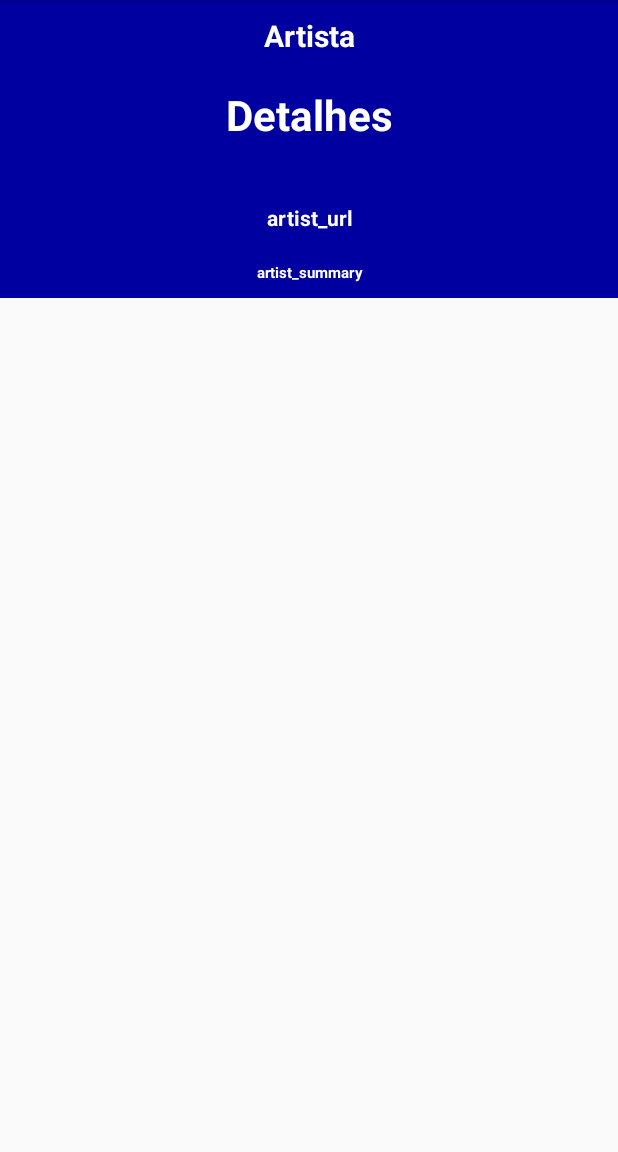
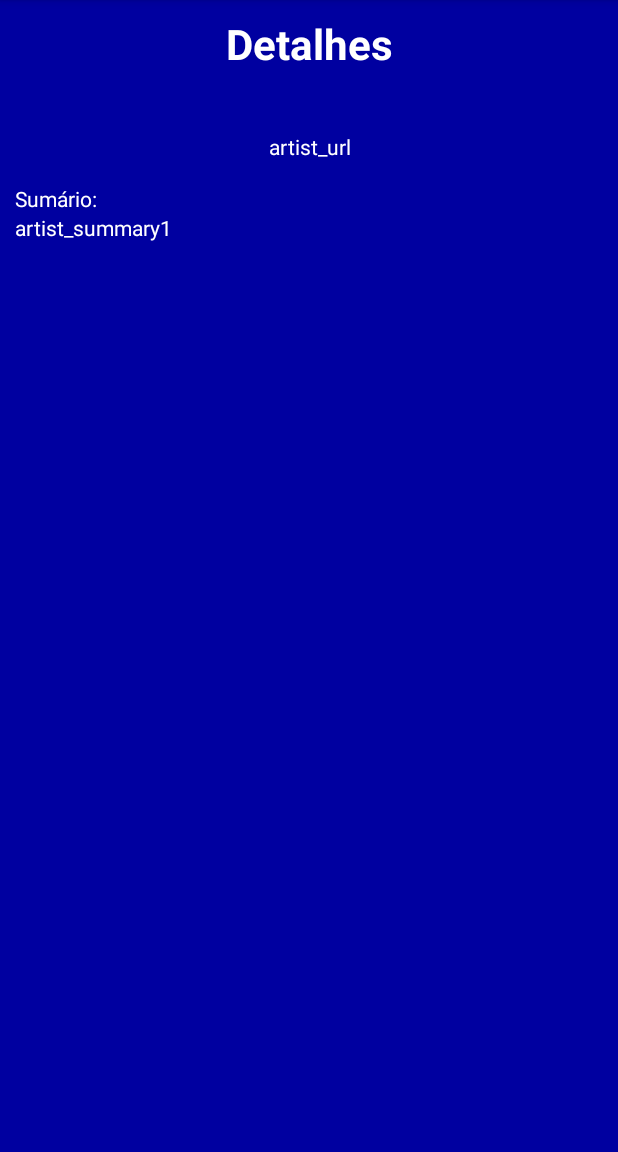
Before and after one commit to luisneiva/CMU, an Android app: the ArtistDetails screen opened directly, with no data from a screen before it, on a phone screen of 412 x 824 dp, the part 84-1236 px from its top. Run offline under Robolectric (Android 15) with nearby library versions, the phone set to English and light mode, and no system bars; 5 statements that could not run were skipped.

```diff
--- a/app/src/main/java/pt/ipp/estgf/nnmusicdroid/ArtistDetails.java
+++ b/app/src/main/java/pt/ipp/estgf/nnmusicdroid/ArtistDetails.java
@@ -2,6 +2,7 @@ package pt.ipp.estgf.nnmusicdroid;
 
 import android.support.v7.app.ActionBarActivity;
 import android.os.Bundle;
+import android.text.util.Linkify;
 import android.view.Menu;
 import android.view.MenuItem;
 import android.widget.ImageView;
@@ -51,11 +52,12 @@ public class ArtistDetails extends ActionBarActivity {
 
         //Lista a imagem do artista
         ImageView image = (ImageView)findViewById(R.id.artist_image);
-        new ImageLoaderTask(image).execute(this.artist.getImageMedium());
+        new ImageLoaderTask(image).execute(this.artist.getImageLarge());
 
         //Lista o URL do artista
         TextView url = (TextView)findViewById(R.id.artist_url);
         url.setText(this.artist.getUrl());
+        Linkify.addLinks(url, Linkify.ALL);
 
         //Lista o sumário do artista
         TextView sumario = (TextView)findViewById(R.id.artist_summary);
--- a/app/src/main/java/pt/ipp/estgf/nnmusicdroid/MusicDetails.java
+++ b/app/src/main/java/pt/ipp/estgf/nnmusicdroid/MusicDetails.java
@@ -2,6 +2,7 @@ package pt.ipp.estgf.nnmusicdroid;
 
 import android.support.v7.app.ActionBarActivity;
 import android.os.Bundle;
+import android.text.util.Linkify;
 import android.view.Menu;
 import android.view.MenuItem;
 import android.widget.ImageView;
@@ -68,6 +69,7 @@ public class MusicDetails extends ActionBarActivity {
         //Detalhes - URL
         TextView url = (TextView) findViewById(R.id.music_url);
         url.setText(track.getUrl());
+        Linkify.addLinks(url, Linkify.ALL);
 
         //Detalhes - duração da musica
         TextView musicDuration = (TextView) findViewById(R.id.music_duration);
--- a/app/src/main/res/layout/activity_artist_details.xml
+++ b/app/src/main/res/layout/activity_artist_details.xml
@@ -1,8 +1,3 @@
-<ScrollView xmlns:android="http://schemas.android.com/apk/res/android"
-    android:id="@+id/ScrollView01"
-    android:layout_width="fill_parent"
-    android:layout_height="fill_parent">
-
 <LinearLayout xmlns:android="http://schemas.android.com/apk/res/android"
         android:layout_width="match_parent"
         android:layout_height="match_parent"
@@ -15,16 +10,20 @@
             android:background="#0000A0"
             android:orientation="vertical">
 
+<!--
             <TextView
                 android:id="@+id/artist_details_title"
                 android:layout_width="match_parent"
                 android:layout_height="wrap_content"
-                android:gravity="center_horizontal"
-                android:padding="10dip"
+                android:layout_marginBottom="10dp"
+                android:layout_marginLeft="10dp"
+                android:layout_marginRight="10dp"
+                android:layout_marginTop="10dp"
+                android:gravity="center"
                 android:text="@string/artist_title"
                 android:textColor="#FFFFFF"
-                android:textSize="20sp"
-                android:textStyle="bold" />
+                android:textSize="28sp"
+                android:textStyle="bold" />-->
 
             <TextView
                 android:id="@+id/artist_name"
@@ -43,20 +42,20 @@
             <LinearLayout
                 android:layout_width="match_parent"
                 android:layout_height="wrap_content"
-                android:gravity="center">
+                android:gravity="center"
+                android:orientation="vertical">
 
                 <ImageView
                     android:id="@+id/artist_image"
                     android:layout_width="wrap_content"
                     android:layout_height="wrap_content"
+                    android:layout_gravity="center"
                     android:layout_marginBottom="10dp"
                     android:layout_marginLeft="10dp"
                     android:layout_marginRight="10dp"
                     android:layout_marginTop="10dp"
-                    android:gravity="center"
                     android:text="@string/image"
                     android:textColor="#FFFFFF" />
-            </LinearLayout>
 
                 <TextView
                     android:id="@+id/artist_url"
@@ -67,10 +66,31 @@
                     android:layout_marginRight="10dp"
                     android:layout_marginTop="10dp"
                     android:gravity="center"
-                android:text="@string/url"
+                    android:text="@string/artist_url"
                     android:textColor="#FFFFFF"
-                android:textSize="14sp"
-                android:textStyle="bold" />
+                    android:textSize="14sp"/>
+            </LinearLayout>
+
+
+            <LinearLayout
+                android:layout_width="match_parent"
+                android:layout_height="wrap_content"
+                android:orientation="vertical">
+
+                <TextView
+                    android:layout_width="wrap_content"
+                    android:layout_height="wrap_content"
+                    android:layout_marginLeft="10dp"
+                    android:layout_marginRight="10dp"
+                    android:layout_marginTop="5dp"
+                    android:text="@string/artist_sumario"
+                    android:textColor="#FFFFFF"
+                    android:textSize="14sp" />
+
+                <ScrollView xmlns:android="http://schemas.android.com/apk/res/android"
+                    android:id="@+id/ScrollView01"
+                    android:layout_width="match_parent"
+                    android:layout_height="match_parent">
 
                     <TextView
                         android:id="@+id/artist_summary"
@@ -79,14 +99,14 @@
                         android:layout_marginBottom="10dp"
                         android:layout_marginLeft="10dp"
                         android:layout_marginRight="10dp"
-                android:layout_marginTop="10dp"
-                android:gravity="center"
-                android:text="@string/sumario"
+                        android:paddingBottom="20dp"
+                        android:text="@string/artist_sumario1"
                         android:textColor="#FFFFFF"
-                android:textSize="10sp"
-                android:textStyle="bold" />
+                        android:textSize="14sp" />
+                </ScrollView>
 
             </LinearLayout>
 
         </LinearLayout>
-</ScrollView>
+
+</LinearLayout>
--- a/app/src/main/res/values/strings.xml
+++ b/app/src/main/res/values/strings.xml
@@ -51,9 +51,11 @@
     <string name="name_artist1">name_artist1</string>
     <string name="music_duration1">music_duration1</string>
     <string name="music_summary1">music_summary1</string>
-    <string name="url">artist_url</string>
-    <string name="sumario">artist_summary</string>
-    <string name="hello_blank_fragment">Hello blank fragment</string>
+
+    <string name="artist_url">artist_url</string>
+    <string name="artist_sumario">Sumário:</string>
+    <string name="artist_sumario1">artist_summary1</string>
+
     <string name="all_countries">Países</string>
 
 </resources>
```
Also changed, not shown: app/src/main/java/pt/ipp/estgf/nnmusicdroid/MapActivity.java (+112 -6 lines), app/src/main/res/layout/activity_map.xml (+35 -1 lines). Lines whose indentation alone changed are shown as unchanged.
